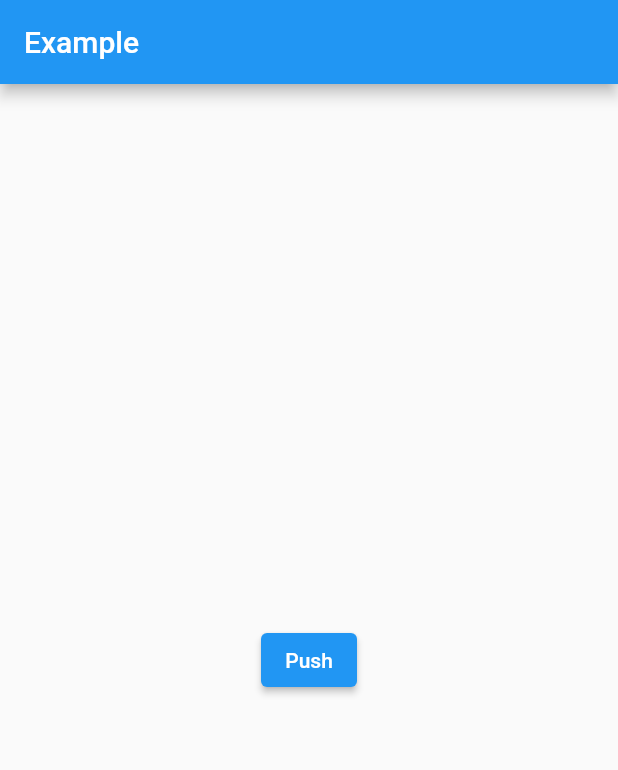
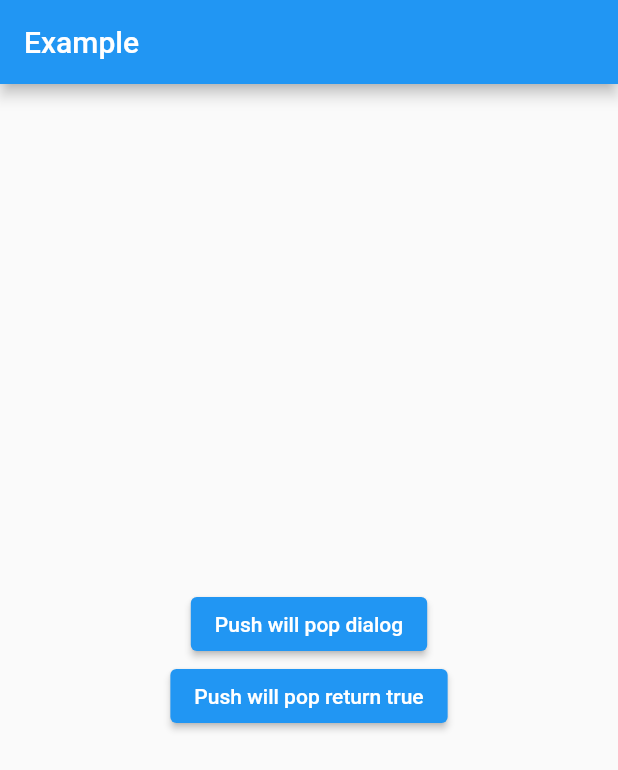
Before and after one commit to fluttercandies/ios_willpop_transition_theme, a Flutter app: the screen it shows after launch, on a phone screen of 412 x 824 dp. Shown: the top 770 px of the screen. Run offline on Flutter 3.47's test engine with Material 2 defaults, Android fonts, the phone set to English and light mode, and no system bars.

Commit message:
移除不必要的动画

```diff
--- a/example/lib/main.dart
+++ b/example/lib/main.dart
@@ -36,15 +36,28 @@ class Home extends StatelessWidget {
     return Scaffold(
       appBar: AppBar(title: const Text('Example')),
       body: Center(
+        child: Column(
+          mainAxisAlignment: MainAxisAlignment.center,
           // Consumer is a widget that allows you reading providers.
           // You could also use the hook "ref.watch(" if you uses flutter_hooks
-        child: ElevatedButton(
+          children: <Widget>[
+            ElevatedButton(
               onPressed: () {
                 Navigator.of(context).push(MaterialPageRoute(
                   builder: (_) => const TestPage(),
                 ));
               },
-          child: const Text('Push'),
+              child: const Text('Push will pop dialog'),
+            ),
+            ElevatedButton(
+              onPressed: () {
+                Navigator.of(context).push(MaterialPageRoute(
+                  builder: (_) => const TestPage(returnTrue: true),
+                ));
+              },
+              child: const Text('Push will pop return true'),
+            ),
+          ],
         ),
       ),
     );
@@ -52,7 +65,9 @@ class Home extends StatelessWidget {
 }
 
 class TestPage extends StatefulWidget {
-  const TestPage({Key? key}) : super(key: key);
+  const TestPage({Key? key, this.returnTrue = false}) : super(key: key);
+
+  final bool returnTrue;
 
   @override
   State<TestPage> createState() => _TestPageState();
@@ -63,6 +78,8 @@ class _TestPageState extends State<TestPage> {
   Widget build(BuildContext context) {
     return WillPopScope(
       onWillPop: () async {
+        if (widget.returnTrue) return true;
+
         final bool? result = await showDialog(
           context: context,
           builder: (_) => Center(
--- a/lib/ios_willpop_transition_theme.dart
+++ b/lib/ios_willpop_transition_theme.dart
@@ -18,6 +18,9 @@ const int _kMaxDroppedSwipePageForwardAnimationTime = 800; // Milliseconds.
 // The maximum time for a page to get reset to it's original position if the
 // user releases a page mid swipe.
 const int _kMaxPageBackAnimationTime = 300; // Milliseconds.
+
+// Execute the delay of the Forward animation
+const int _kAnimateForwardDelay = 20; // Milliseconds.
 
 class IOSWillPopTransitionsBuilder extends PageTransitionsBuilder {
   /// Constructs a page transition animation that matches the iOS transition.
@@ -412,10 +415,17 @@ class _CupertinoBackGestureController<T> {
       _animateForward();
     } else {
       if (hasScopedWillPopCallback) {
-        _animateForward();
+        RoutePopDisposition? disposition;
+
+        Future<void>.delayed(
+            const Duration(milliseconds: _kAnimateForwardDelay), () {
+          if (disposition != RoutePopDisposition.pop) {
+            _animateForward();
+          }
+        });
 
         navigator.didStopUserGesture();
-        final RoutePopDisposition disposition = await willPop();
+        disposition = await willPop();
         navigator.didStartUserGesture();
 
         if (disposition == RoutePopDisposition.pop) _pop();
--- a/pubspec.yaml
+++ b/pubspec.yaml
@@ -1,6 +1,6 @@
 name: ios_willpop_transition_theme
 description: A Flutter package to solve the conflict between ios sliding back and Willpop.
-version: 0.0.3
+version: 0.0.4
 homepage: https://github.com/fluttercandies/ios_willpop_transition_theme
 
 environment:
```
Also changed, not shown: example/pubspec.lock, 1 other file. Lines whose indentation alone changed are shown as unchanged.
